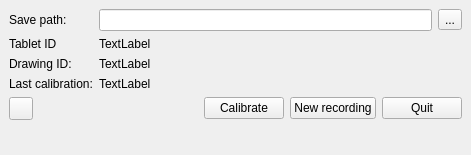
Old version of the form ui/main.ui in the repository EuracBiomedicalResearch/DigitalSpiralography.
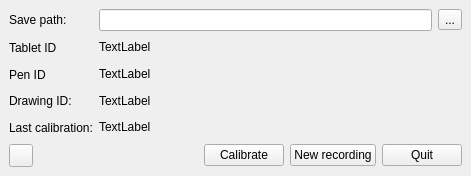
New version of the form. Icons and pictures are not drawn.

Commit message:
Add stylus ID
- Bump file format to 1.2 (add calibration/stylus_id)
- Bump DrawingRecorder to 1.3
- Improve file format description for *all* keys.
- Add stylus ID ("pen" ID in the interface) for the main/newrecording window.
- Add stylus_id in CalibrationData, and save/load data appropriately.

```diff
--- a/ui/main.ui
+++ b/ui/main.ui
@@ -7,29 +7,26 @@
     <x>0</x>
     <y>0</y>
     <width>471</width>
-    <height>155</height>
+    <height>176</height>
    </rect>
   </property>
   <property name="minimumSize">
    <size>
     <width>471</width>
-    <height>155</height>
+    <height>176</height>
    </size>
   </property>
   <property name="maximumSize">
    <size>
     <width>471</width>
-    <height>155</height>
+    <height>176</height>
    </size>
   </property>
   <property name="windowTitle">
    <string>Drawing recorder</string>
   </property>
   <widget class="QWidget" name="centralwidget">
-   <layout class="QFormLayout" name="formLayout">
-    <property name="fieldGrowthPolicy">
-     <enum>QFormLayout::AllNonFixedFieldsGrow</enum>
-    </property>
+   <layout class="QGridLayout" name="gridLayout">
     <item row="0" column="0">
      <widget class="QLabel" name="label">
       <property name="text">
@@ -51,15 +48,87 @@
       </item>
      </layout>
     </item>
+    <item row="1" column="0">
+     <widget class="QLabel" name="tabletIDLabel">
+      <property name="text">
+       <string>Tablet ID</string>
+      </property>
+     </widget>
+    </item>
+    <item row="1" column="1">
+     <widget class="QLabel" name="tablet_id">
+      <property name="text">
+       <string>TextLabel</string>
+      </property>
+      <property name="textInteractionFlags">
+       <set>Qt::LinksAccessibleByMouse|Qt::TextSelectableByMouse</set>
+      </property>
+     </widget>
+    </item>
     <item row="2" column="0">
+     <widget class="QLabel" name="tabletIDLabel_2">
+      <property name="text">
+       <string>Pen ID</string>
+      </property>
+     </widget>
+    </item>
+    <item row="2" column="1">
+     <widget class="QLabel" name="stylus_id">
+      <property name="text">
+       <string>TextLabel</string>
+      </property>
+      <property name="textInteractionFlags">
+       <set>Qt::LinksAccessibleByMouse|Qt::TextSelectableByMouse</set>
+      </property>
+     </widget>
+    </item>
+    <item row="3" column="0">
      <widget class="QLabel" name="label_2">
       <property name="text">
        <string>Drawing ID:</string>
       </property>
      </widget>
     </item>
+    <item row="3" column="1">
+     <widget class="QLabel" name="drawing_id">
+      <property name="text">
+       <string>TextLabel</string>
+      </property>
+      <property name="textInteractionFlags">
+       <set>Qt::LinksAccessibleByMouse|Qt::TextSelectableByMouse</set>
+      </property>
+     </widget>
+    </item>
+    <item row="4" column="0">
+     <widget class="QLabel" name="lastCalibrationLabel">
+      <property name="text">
+       <string>Last calibration:</string>
+      </property>
+     </widget>
+    </item>
     <item row="4" column="1">
+     <widget class="QLabel" name="last_calibration">
+      <property name="text">
+       <string>TextLabel</string>
+      </property>
+      <property name="textInteractionFlags">
+       <set>Qt::LinksAccessibleByMouse|Qt::TextSelectableByMouse</set>
+      </property>
+     </widget>
+    </item>
+    <item row="5" column="0" colspan="2">
      <layout class="QHBoxLayout" name="horizontalLayout_2">
+      <item>
+       <widget class="QToolButton" name="info">
+        <property name="toolTip">
+         <string>Information</string>
+        </property>
+        <property name="icon">
+         <iconset>
+          <normaloff>icons/24x24/info.png</normaloff>icons/24x24/info.png</iconset>
+        </property>
+       </widget>
+      </item>
       <item>
        <spacer name="horizontalSpacer">
         <property name="orientation">
@@ -99,61 +168,6 @@
       </item>
      </layout>
     </item>
-    <item row="3" column="0">
-     <widget class="QLabel" name="lastCalibrationLabel">
-      <property name="text">
-       <string>Last calibration:</string>
-      </property>
-     </widget>
-    </item>
-    <item row="3" column="1">
-     <widget class="QLabel" name="last_calibration">
-      <property name="text">
-       <string>TextLabel</string>
-      </property>
-      <property name="textInteractionFlags">
-       <set>Qt::LinksAccessibleByMouse|Qt::TextSelectableByMouse</set>
-      </property>
-     </widget>
-    </item>
-    <item row="1" column="0">
-     <widget class="QLabel" name="tabletIDLabel">
-      <property name="text">
-       <string>Tablet ID</string>
-      </property>
-     </widget>
-    </item>
-    <item row="2" column="1">
-     <widget class="QLabel" name="drawing_id">
-      <property name="text">
-       <string>TextLabel</string>
-      </property>
-      <property name="textInteractionFlags">
-       <set>Qt::LinksAccessibleByMouse|Qt::TextSelectableByMouse</set>
-      </property>
-     </widget>
-    </item>
-    <item row="1" column="1">
-     <widget class="QLabel" name="tablet_id">
-      <property name="text">
-       <string>TextLabel</string>
-      </property>
-      <property name="textInteractionFlags">
-       <set>Qt::LinksAccessibleByMouse|Qt::TextSelectableByMouse</set>
-      </property>
-     </widget>
-    </item>
-    <item row="4" column="0">
-     <widget class="QToolButton" name="info">
-      <property name="toolTip">
-       <string>Information</string>
-      </property>
-      <property name="icon">
-       <iconset>
-        <normaloff>icons/24x24/info.png</normaloff>icons/24x24/info.png</iconset>
-      </property>
-     </widget>
-    </item>
    </layout>
   </widget>
  </widget>
```
Left out of the diff: 3 changed lines with no effect on the pictures. The commit also changes 8 other files.
